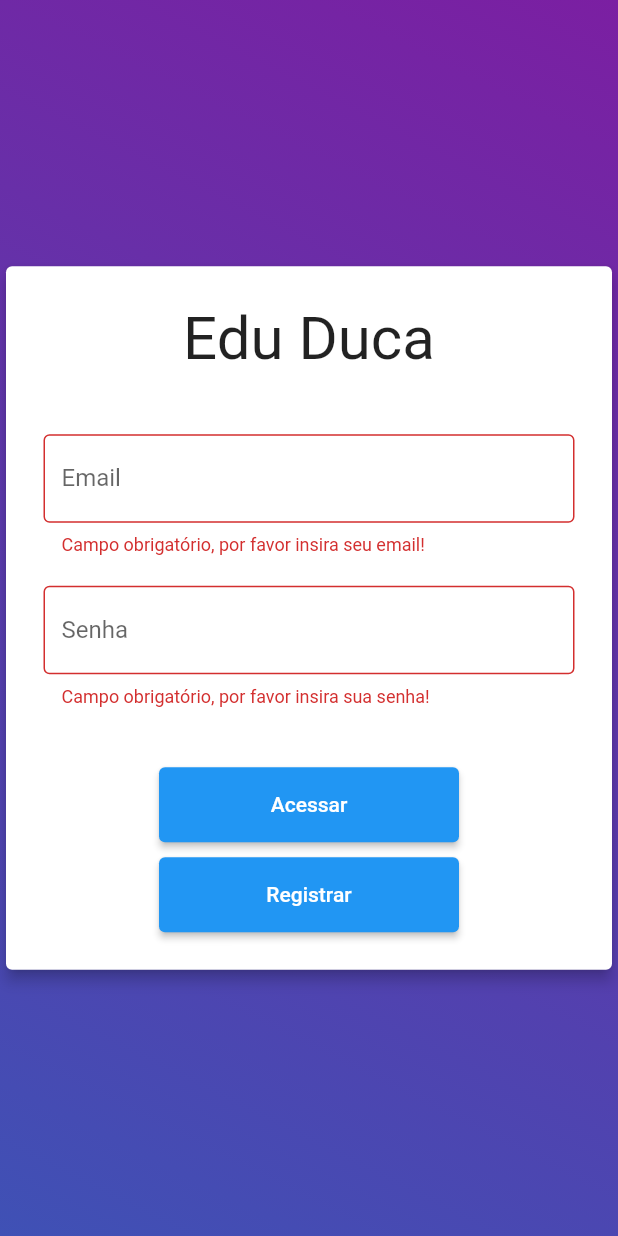
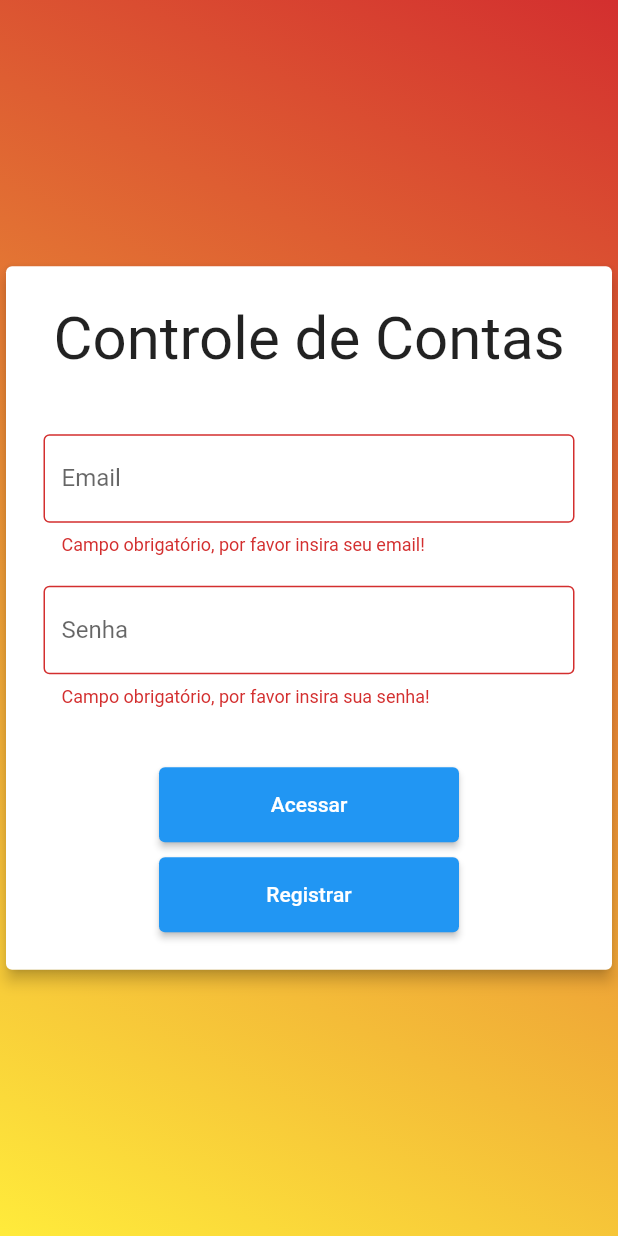
Before and after one commit to ThiagoHN/ControleDeContasMensal, a Flutter app: the screen it shows after launch, after a tap on "Acessar", on a phone screen of 412 x 824 dp. Run offline on Flutter 3.47's test engine with Material 2 defaults, Android fonts, the light colour scheme and no system bars; our stand-ins replace shared_preferences, sqflite; missing offline and left inert: shared_preferences_web; accounts and stored records are empty.

Commit message:
Update app version #4

```diff
--- a/lib/screens/login.dart
+++ b/lib/screens/login.dart
@@ -32,7 +32,7 @@ class _LoginState extends State<Login> {
 
         if (!resultado) {
           ScaffoldMessenger.of(context)
-              .showSnackBar(SnackBar(content: Text('Deu ruim menor')));
+              .showSnackBar(SnackBar(content: Text('Os dados estão inválidos')));
         }
       } else {
         resultado = await Provider.of<UsuarioProvider>(context, listen: false)
@@ -61,8 +61,8 @@ class _LoginState extends State<Login> {
               begin: Alignment.topRight,
               end: Alignment.bottomLeft,
               colors: [
-                Colors.purple[700],
-                Colors.indigo[500],
+                Colors.red[700],
+                Colors.yellow[500],
               ],
             )),
           ),
@@ -77,7 +77,7 @@ class _LoginState extends State<Login> {
                     child: Column(
                       children: [
                         Text(
-                          'Edu Duca',
+                          'Controle de Contas',
                           style: TextStyle(
                             fontSize: 40,
                           ),
```
Also changed, not shown: 1 other file.
